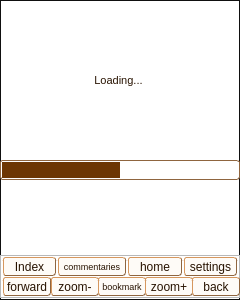
This is mobileapp.ui in MosheWagner/Orayta-QT as Qt 5 draws it before an edit. The edited form follows.
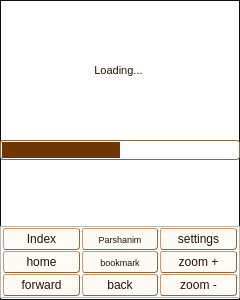
This is the edited form. Icons and pictures are not drawn. Custom widgets are drawn as their Qt base class.

Commit message: - Fixed שולחן ערוך bug - Fixed bug for splash screen on big devices

Patch:
```diff
--- a/mobileapp.ui
+++ b/mobileapp.ui
@@ -1213,7 +1213,7 @@
               <property name="minimumSize">
                <size>
                 <width>50</width>
-                <height>19</height>
+                <height>22</height>
                </size>
               </property>
               <property name="font">
@@ -1258,13 +1258,14 @@
               <property name="minimumSize">
                <size>
                 <width>50</width>
-                <height>15</height>
+                <height>19</height>
                </size>
               </property>
               <property name="font">
                <font>
                 <pointsize>7</pointsize>
                 <weight>50</weight>
+                <italic>false</italic>
                 <bold>false</bold>
                </font>
               </property>
@@ -1272,7 +1273,7 @@
                <string notr="true">font: 7pt;</string>
               </property>
               <property name="text">
-               <string>commentaries</string>
+               <string>Parshanim</string>
               </property>
               <property name="icon">
                <iconset resource="Orayta.qrc">
@@ -1292,48 +1293,6 @@
               </property>
              </widget>
             </item>
-            <item>
-             <widget class="QToolButton" name="toMainMenuBTN">
-              <property name="sizePolicy">
-               <sizepolicy hsizetype="Preferred" vsizetype="Preferred">
-                <horstretch>0</horstretch>
-                <verstretch>0</verstretch>
-               </sizepolicy>
-              </property>
-              <property name="minimumSize">
-               <size>
-                <width>50</width>
-                <height>19</height>
-               </size>
-              </property>
-              <property name="font">
-               <font>
-                <pointsize>9</pointsize>
-                <weight>50</weight>
-                <bold>false</bold>
-               </font>
-              </property>
-              <property name="text">
-               <string>home</string>
-              </property>
-              <property name="icon">
-               <iconset resource="Orayta.qrc">
-                <normaloff>:/Icons/go-home.png</normaloff>:/Icons/go-home.png</iconset>
-              </property>
-              <property name="iconSize">
-               <size>
-                <width>50</width>
-                <height>50</height>
-               </size>
-              </property>
-              <property name="toolButtonStyle">
-               <enum>Qt::ToolButtonTextUnderIcon</enum>
-              </property>
-              <property name="autoRaise">
-               <bool>false</bool>
-              </property>
-             </widget>
-            </item>
             <item>
              <widget class="QToolButton" name="settingsMenuBTN">
               <property name="sizePolicy">
@@ -1345,7 +1304,7 @@
               <property name="minimumSize">
                <size>
                 <width>50</width>
-                <height>19</height>
+                <height>22</height>
                </size>
               </property>
               <property name="font">
@@ -1379,12 +1338,15 @@
            </layout>
           </item>
           <item>
-           <layout class="QHBoxLayout" name="horizontalLayout_15">
+           <layout class="QHBoxLayout" name="horizontalLayout_21">
             <property name="spacing">
              <number>0</number>
             </property>
+            <property name="topMargin">
+             <number>0</number>
+            </property>
             <item>
-             <widget class="QToolButton" name="forwardBTN">
+             <widget class="QToolButton" name="toMainMenuBTN">
               <property name="sizePolicy">
                <sizepolicy hsizetype="Preferred" vsizetype="Preferred">
                 <horstretch>0</horstretch>
@@ -1394,7 +1356,7 @@
               <property name="minimumSize">
                <size>
                 <width>50</width>
-                <height>19</height>
+                <height>22</height>
                </size>
               </property>
               <property name="font">
@@ -1404,60 +1366,12 @@
                 <bold>false</bold>
                </font>
               </property>
-              <property name="autoFillBackground">
-               <bool>false</bool>
-              </property>
               <property name="text">
-               <string>forward</string>
+               <string>home</string>
               </property>
               <property name="icon">
                <iconset resource="Orayta.qrc">
-                <normaloff>:/Icons/go-previous.png</normaloff>:/Icons/go-previous.png</iconset>
-              </property>
-              <property name="iconSize">
-               <size>
-                <width>50</width>
-                <height>50</height>
-               </size>
-              </property>
-              <property name="toolButtonStyle">
-               <enum>Qt::ToolButtonTextUnderIcon</enum>
-              </property>
-              <property name="autoRaise">
-               <bool>false</bool>
-              </property>
-             </widget>
-            </item>
-            <item>
-             <widget class="QToolButton" name="ZoomOutBTN">
-              <property name="sizePolicy">
-               <sizepolicy hsizetype="Preferred" vsizetype="Preferred">
-                <horstretch>0</horstretch>
-                <verstretch>0</verstretch>
-               </sizepolicy>
-              </property>
-              <property name="minimumSize">
-               <size>
-                <width>50</width>
-                <height>19</height>
-               </size>
-              </property>
-              <property name="font">
-               <font>
-                <pointsize>9</pointsize>
-                <weight>50</weight>
-                <bold>false</bold>
-               </font>
-              </property>
-              <property name="autoFillBackground">
-               <bool>false</bool>
-              </property>
-              <property name="text">
-               <string>zoom-</string>
-              </property>
-              <property name="icon">
-               <iconset resource="Orayta.qrc">
-                <normaloff>:/Icons/zoom-out.png</normaloff>:/Icons/zoom-out.png</iconset>
+                <normaloff>:/Icons/go-home.png</normaloff>:/Icons/go-home.png</iconset>
               </property>
               <property name="iconSize">
                <size>
@@ -1484,7 +1398,7 @@
               <property name="minimumSize">
                <size>
                 <width>50</width>
-                <height>15</height>
+                <height>19</height>
                </size>
               </property>
               <property name="font">
@@ -1530,7 +1444,7 @@
               <property name="minimumSize">
                <size>
                 <width>50</width>
-                <height>19</height>
+                <height>22</height>
                </size>
               </property>
               <property name="font">
@@ -1541,7 +1455,7 @@
                </font>
               </property>
               <property name="text">
-               <string>zoom+</string>
+               <string>zoom +</string>
               </property>
               <property name="icon">
                <iconset resource="Orayta.qrc">
@@ -1561,6 +1475,58 @@
               </property>
              </widget>
             </item>
+           </layout>
+          </item>
+          <item>
+           <layout class="QHBoxLayout" name="horizontalLayout_15">
+            <property name="spacing">
+             <number>0</number>
+            </property>
+            <item>
+             <widget class="QToolButton" name="forwardBTN">
+              <property name="sizePolicy">
+               <sizepolicy hsizetype="Preferred" vsizetype="Preferred">
+                <horstretch>0</horstretch>
+                <verstretch>0</verstretch>
+               </sizepolicy>
+              </property>
+              <property name="minimumSize">
+               <size>
+                <width>50</width>
+                <height>22</height>
+               </size>
+              </property>
+              <property name="font">
+               <font>
+                <pointsize>9</pointsize>
+                <weight>50</weight>
+                <bold>false</bold>
+               </font>
+              </property>
+              <property name="autoFillBackground">
+               <bool>false</bool>
+              </property>
+              <property name="text">
+               <string>forward</string>
+              </property>
+              <property name="icon">
+               <iconset resource="Orayta.qrc">
+                <normaloff>:/Icons/go-previous.png</normaloff>:/Icons/go-previous.png</iconset>
+              </property>
+              <property name="iconSize">
+               <size>
+                <width>50</width>
+                <height>50</height>
+               </size>
+              </property>
+              <property name="toolButtonStyle">
+               <enum>Qt::ToolButtonTextUnderIcon</enum>
+              </property>
+              <property name="autoRaise">
+               <bool>false</bool>
+              </property>
+             </widget>
+            </item>
             <item>
              <widget class="QToolButton" name="backBTN">
               <property name="sizePolicy">
@@ -1572,7 +1538,7 @@
               <property name="minimumSize">
                <size>
                 <width>50</width>
-                <height>19</height>
+                <height>22</height>
                </size>
               </property>
               <property name="font">
@@ -1606,6 +1572,51 @@
               </property>
              </widget>
             </item>
+            <item>
+             <widget class="QToolButton" name="ZoomOutBTN">
+              <property name="sizePolicy">
+               <sizepolicy hsizetype="Preferred" vsizetype="Preferred">
+                <horstretch>0</horstretch>
+                <verstretch>0</verstretch>
+               </sizepolicy>
+              </property>
+              <property name="minimumSize">
+               <size>
+                <width>50</width>
+                <height>22</height>
+               </size>
+              </property>
+              <property name="font">
+               <font>
+                <pointsize>9</pointsize>
+                <weight>50</weight>
+                <bold>false</bold>
+               </font>
+              </property>
+              <property name="autoFillBackground">
+               <bool>false</bool>
+              </property>
+              <property name="text">
+               <string>zoom -</string>
+              </property>
+              <property name="icon">
+               <iconset resource="Orayta.qrc">
+                <normaloff>:/Icons/zoom-out.png</normaloff>:/Icons/zoom-out.png</iconset>
+              </property>
+              <property name="iconSize">
+               <size>
+                <width>50</width>
+                <height>50</height>
+               </size>
+              </property>
+              <property name="toolButtonStyle">
+               <enum>Qt::ToolButtonTextUnderIcon</enum>
+              </property>
+              <property name="autoRaise">
+               <bool>false</bool>
+              </property>
+             </widget>
+            </item>
            </layout>
           </item>
          </layout>
```
Left out of the diff: 14 changed lines with no effect on the pictures. The commit also changes 4 other files.
